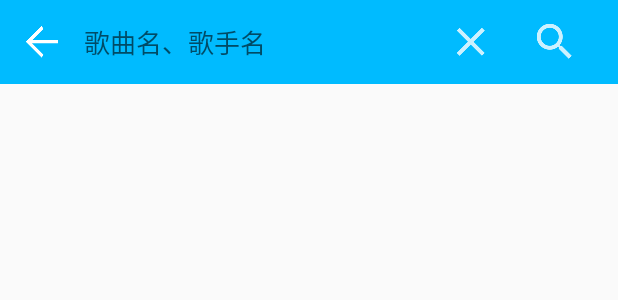
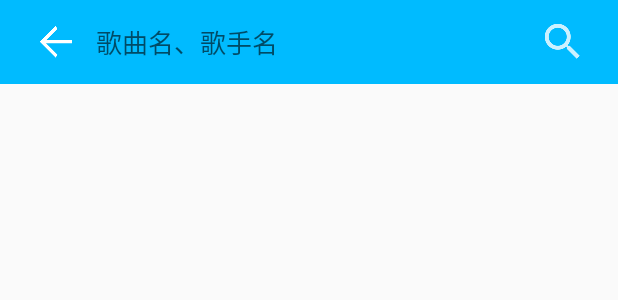
Before and after one commit to ld11620967/EtherealMuisc, an Android app: the layout include_music_search_bar.xml on its own in the app's theme, with its tools: preview values and no code run, on a phone screen of 412 x 824 dp. Shown: the top 300 px of the screen. Run offline under Robolectric (Android 15) with nearby library versions, the phone set to English and light mode, and no system bars.

Commit message:
optimize SearchActivity.

```diff
--- a/app/src/main/res/layout/fragment_search_music.xml
+++ b/app/src/main/res/layout/fragment_search_music.xml
@@ -24,7 +24,7 @@
     </android.support.design.widget.AppBarLayout>
 
     <android.support.v7.widget.RecyclerView
-        android:id="@+id/rv_local_music"
+        android:id="@+id/rv_search_music"
         android:layout_width="match_parent"
         android:layout_height="match_parent"
         android:paddingBottom="1dp" />
--- a/app/src/main/res/layout/include_music_search_bar.xml
+++ b/app/src/main/res/layout/include_music_search_bar.xml
@@ -11,19 +11,21 @@
         android:layout_width="wrap_content"
         android:layout_height="match_parent"
         android:orientation="horizontal"
+        android:paddingStart="10dp"
+        android:paddingEnd="10dp"
         tools:ignore="UselessParent">
 
         <ImageView
             android:id="@+id/iv_back"
+            android:layout_weight="1"
             android:layout_width="?attr/actionBarSize"
             android:layout_height="?attr/actionBarSize"
-
             android:contentDescription="@null"
             android:scaleType="centerInside"
             android:src="@drawable/btn_back" />
 
         <EditText
-            android:id="@+id/tv_local_music"
+            android:id="@+id/tv_search_music"
             android:layout_width="230dp"
             android:layout_height="?attr/actionBarSize"
             android:background="@null"
@@ -32,16 +34,18 @@
             android:textSize="17sp" />
 
         <ImageView
-            android:id="@+id/tv_online_music"
+            android:id="@+id/iv_delete"
             android:layout_weight="1"
             android:layout_width="?attr/actionBarSize"
             android:layout_height="?attr/actionBarSize"
             android:contentDescription="@null"
             android:scaleType="centerInside"
+            android:visibility="invisible"
             android:src="@drawable/ic_cancel" />
 
         <ImageView
             android:id="@+id/iv_search"
+            android:layout_weight="1"
             android:layout_width="?attr/actionBarSize"
             android:layout_height="?attr/actionBarSize"
             android:layout_gravity="end"
```
Also changed, not shown: app/src/main/java/com/nilin/etherealmuisc/activity/PlayActivity.kt (+31 -1 lines), app/src/main/java/com/nilin/etherealmuisc/adapter/SearchMusicAdapter.kt (added, +23 -0 lines), app/src/main/java/com/nilin/etherealmuisc/fragment/SearchMusicFragment.kt (+49 -19 lines).
